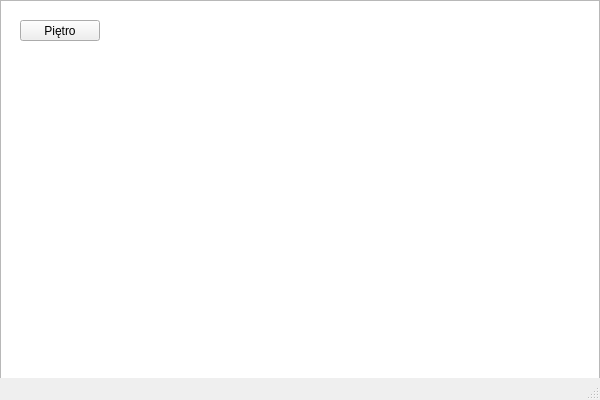
Old version of the form game-planner-core/mainwindow.ui in the repository UranG9630/game-planner.
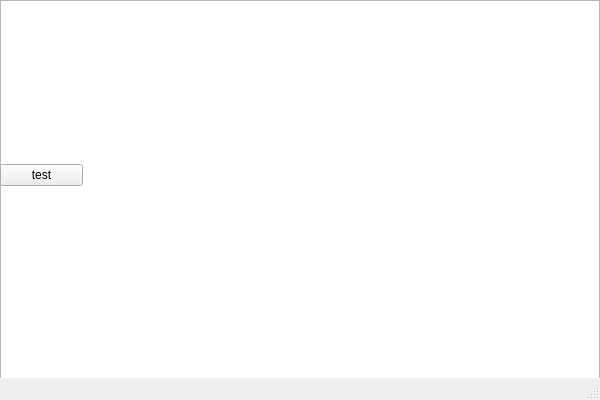
New version of the form.

Patch:
```diff
--- a/game-planner-core/mainwindow.ui
+++ b/game-planner-core/mainwindow.ui
@@ -38,19 +38,40 @@
       <verstretch>0</verstretch>
      </sizepolicy>
     </property>
+    <property name="verticalScrollBarPolicy">
+     <enum>Qt::ScrollBarAlwaysOff</enum>
+    </property>
+    <property name="horizontalScrollBarPolicy">
+     <enum>Qt::ScrollBarAlwaysOff</enum>
+    </property>
+    <property name="sizeAdjustPolicy">
+     <enum>QAbstractScrollArea::AdjustToContents</enum>
+    </property>
    </widget>
-   <widget class="QPushButton" name="pushButton">
+   <widget class="QWidget" name="verticalLayoutWidget">
     <property name="geometry">
      <rect>
-      <x>20</x>
-      <y>20</y>
-      <width>80</width>
-      <height>21</height>
+      <x>0</x>
+      <y>0</y>
+      <width>83</width>
+      <height>351</height>
      </rect>
     </property>
-    <property name="text">
-     <string>Piętro</string>
-    </property>
+    <layout class="QVBoxLayout" name="verticalLayout">
+     <item>
+      <widget class="QPushButton" name="pushButton">
+       <property name="text">
+        <string>test</string>
+       </property>
+       <property name="iconSize">
+        <size>
+         <width>50</width>
+         <height>50</height>
+        </size>
+       </property>
+      </widget>
+     </item>
+    </layout>
    </widget>
   </widget>
   <widget class="QMenuBar" name="menubar">
```
